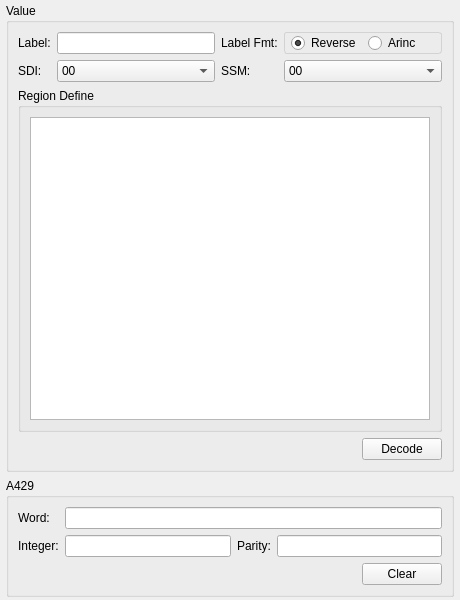
sslnjz/a429parser, file src/gui/value2a429.ui: the form before one commit.
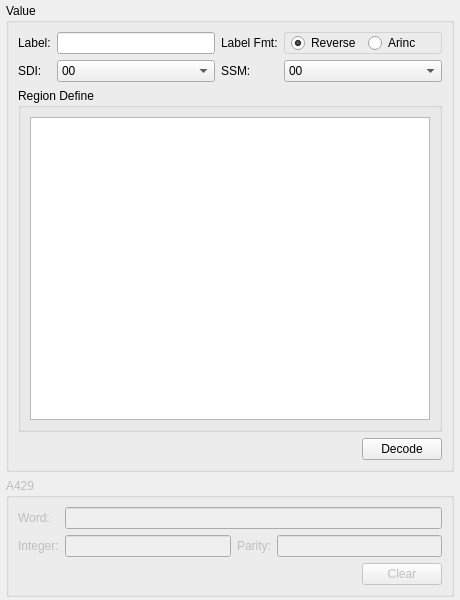
The form after the commit. Custom widgets are drawn as their Qt base class.

Diff of the .ui file:
```diff
--- a/src/gui/value2a429.ui
+++ b/src/gui/value2a429.ui
@@ -236,7 +236,10 @@
     </widget>
    </item>
    <item row="1" column="0">
-    <widget class="QGroupBox" name="groupBox_4">
+    <widget class="QGroupBox" name="groupBoxA429">
+     <property name="enabled">
+      <bool>false</bool>
+     </property>
      <property name="title">
       <string>A429</string>
      </property>
```
Left out of the diff: 6 changed lines with no effect on the pictures.
